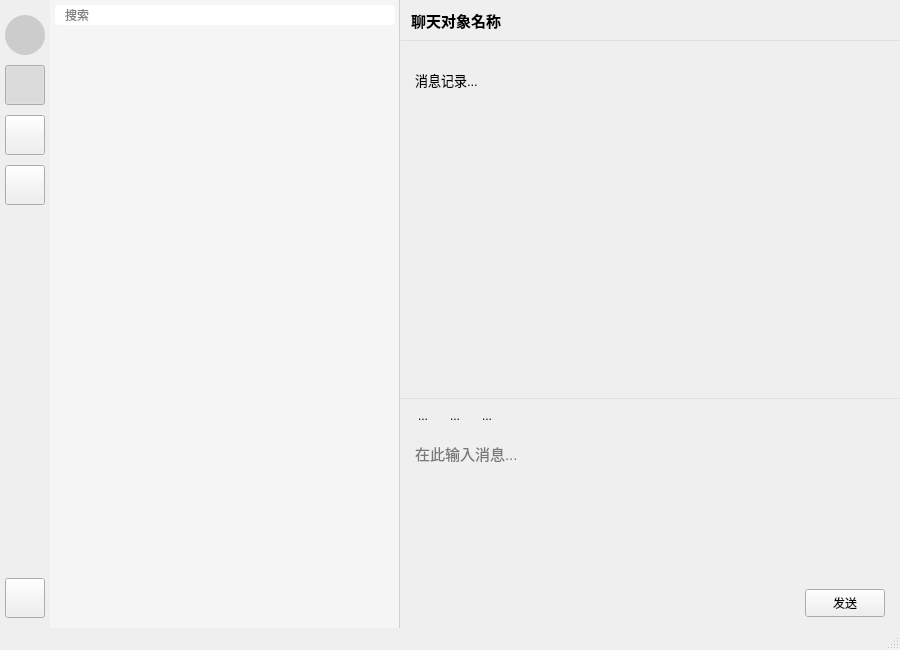
This is client/UChat/mainwindow.ui in wellwei/UChat as Qt 5 draws it before an edit. The edited form follows.
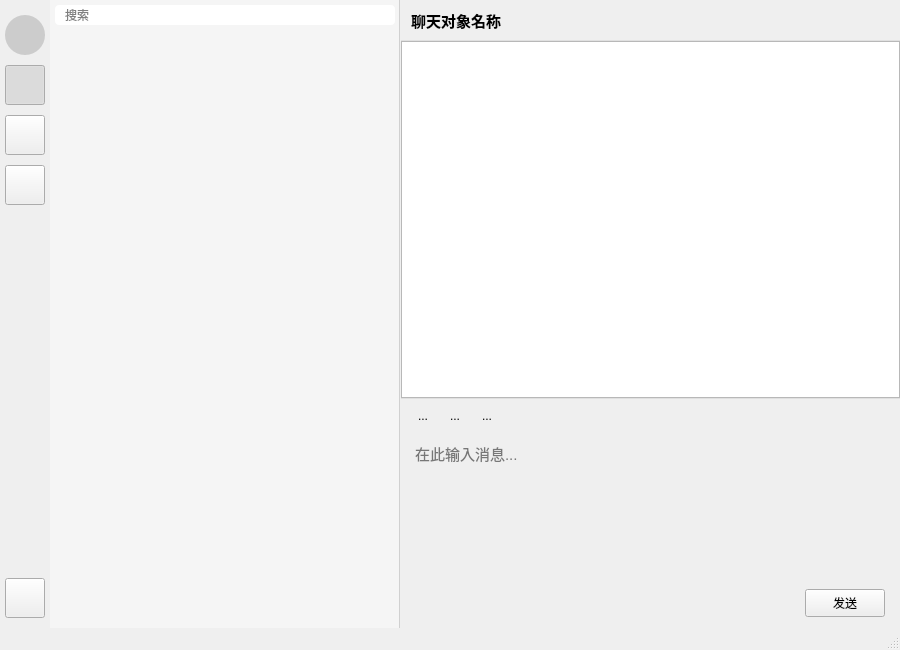
This is the edited form. Icons and pictures are not drawn.

```diff
--- a/client/UChat/mainwindow.ui
+++ b/client/UChat/mainwindow.ui
@@ -478,22 +478,7 @@
              </widget>
             </item>
             <item>
-             <widget class="QTextBrowser" name="messageDisplayBrowser">
-              <property name="styleSheet">
-               <string notr="true">QTextBrowser { border: none; background-color: transparent; padding: 10px; } </string>
-              </property>
-              <property name="html">
-               <string>&lt;!DOCTYPE HTML PUBLIC &quot;-//W3C//DTD HTML 4.0//EN&quot; &quot;http://www.w3.org/TR/REC-html40/strict.dtd&quot;&gt;
-&lt;html&gt;&lt;head&gt;&lt;meta name=&quot;qrichtext&quot; content=&quot;1&quot; /&gt;&lt;meta charset=&quot;utf-8&quot; /&gt;&lt;style type=&quot;text/css&quot;&gt;
-p, li { white-space: pre-wrap; }
-hr { height: 1px; border-width: 0; }
-li.unchecked::marker { content: &quot;\2610&quot;; }
-li.checked::marker { content: &quot;\2612&quot;; }
-&lt;/style&gt;&lt;/head&gt;&lt;body style=&quot; font-family:'.AppleSystemUIFont'; font-size:13pt; font-weight:400; font-style:normal;&quot;&gt;
-&lt;p style=&quot; margin-top:0px; margin-bottom:0px; margin-left:0px; margin-right:0px; -qt-block-indent:0; text-indent:0px;&quot;&gt;&lt;span style=&quot; font-family:'Microsoft YaHei'; font-size:10pt;&quot;&gt;                &lt;/span&gt;&lt;/p&gt;
-&lt;p style=&quot; margin-top:0px; margin-bottom:0px; margin-left:0px; margin-right:0px; -qt-block-indent:0; text-indent:0px;&quot;&gt;&lt;span style=&quot; font-family:'Microsoft YaHei'; font-size:10pt;&quot;&gt;消息记录...&lt;/span&gt;&lt;/p&gt;&lt;/body&gt;&lt;/html&gt;</string>
-              </property>
-             </widget>
+             <widget class="QListView" name="messageListView"/>
             </item>
             <item>
              <widget class="QWidget" name="chatToolbarWidget" native="true">
```
Left out of the diff: 42 changed lines with no effect on the pictures. Lines whose indentation alone changed are shown as unchanged.
